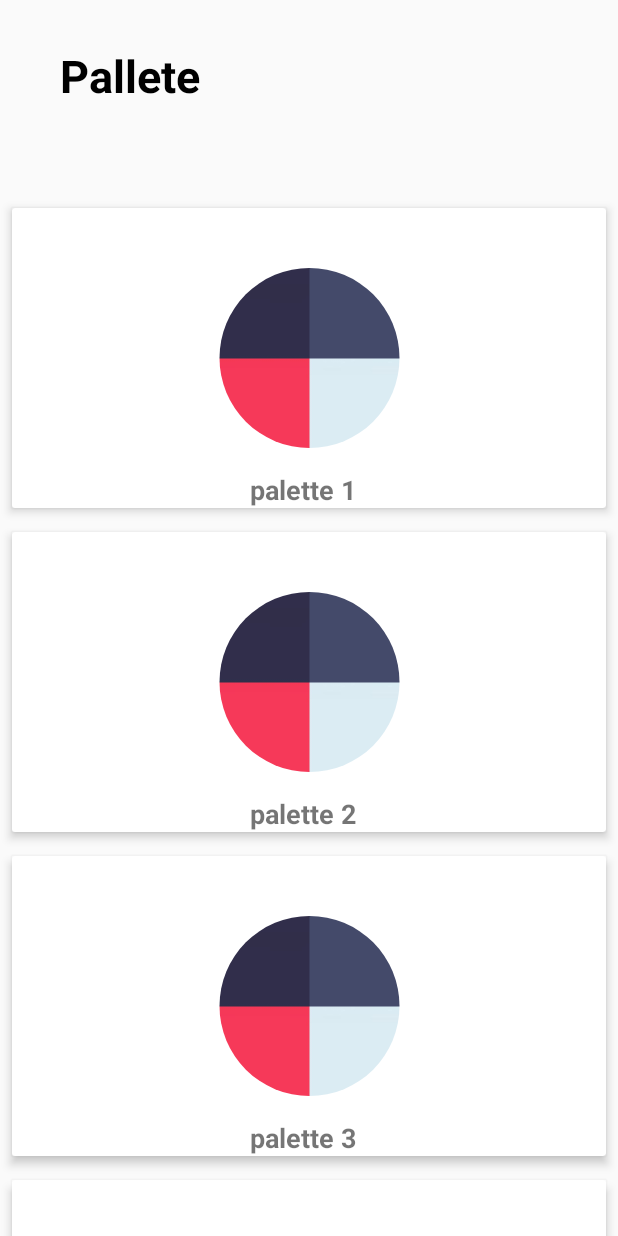
After one commit to yasatria/pc-yasataria, an Android app: the Palette1Activity screen opened directly, with no data from a screen before it, on a phone screen of 412 x 824 dp. The commit adds this screen. Run offline under Robolectric (Android 15) with nearby library versions, the phone set to English and light mode, and no system bars; our stand-ins replace CircleImageView, Picasso; pictures from the network do not load; 1 statement that could not run was skipped.

Commit message:
progress 7

```diff
--- a/app/src/main/AndroidManifest.xml
+++ b/app/src/main/AndroidManifest.xml
@@ -1,7 +1,8 @@
 <?xml version="1.0" encoding="utf-8"?>
 <manifest xmlns:android="http://schemas.android.com/apk/res/android"
     package="com.example.pc_yasataria">
-    <uses-permission android:name="android.permission.INTERNET"/>
+
+    <uses-permission android:name="android.permission.INTERNET" />
 
     <application
         android:allowBackup="true"
@@ -10,7 +11,8 @@
         android:roundIcon="@mipmap/ic_launcher_round"
         android:supportsRtl="true"
         android:theme="@style/AppTheme">
-        <activity android:name=".MenuActivity"></activity>
+        <activity android:name=".Palette1Activity"></activity>
+        <activity android:name=".MenuActivity" />
         <activity android:name=".DetailActivity" />
         <activity android:name=".MainActivity">
             <intent-filter>
--- /dev/null
+++ b/app/src/main/java/com/example/pc_yasataria/Palette1Activity.java
@@ -0,0 +1,42 @@
+package com.example.pc_yasataria;
+
+import androidx.appcompat.app.AppCompatActivity;
+import androidx.recyclerview.widget.LinearLayoutManager;
+import androidx.recyclerview.widget.RecyclerView;
+
+import android.os.Bundle;
+
+import com.example.pc_yasataria.adapter.DetailAdapter;
+import com.example.pc_yasataria.model.ItemsModel;
+
+import java.util.ArrayList;
+import java.util.List;
+
+public class Palette1Activity extends AppCompatActivity {
+
+    @Override
+    protected void onCreate(Bundle savedInstanceState) {
+        super.onCreate(savedInstanceState);
+        setContentView(R.layout.activity_palette1);
+
+        RecyclerView recyclerView = findViewById(R.id.recyclerView);
+
+        List<ItemsModel> model = new ArrayList<>();
+        model.add(new ItemsModel("https://www.colorhexa.com/283149.png","palette 1","#FFFFFF"));
+        model.add(new ItemsModel("https://www.colorhexa.com/404b69.png","palette 2","#FFFFFF"));
+        model.add(new ItemsModel("https://www.colorhexa.com/f73859.png","palette 3","#FFFFFF"));
+        model.add(new ItemsModel("https://www.colorhexa.com/dbedf3.png","palette 4","#FFFFFF"));
+//        model.add(new ItemsModel("https://i.pinimg.com/564x/49/be/30/49be30be9c967993d44168fb455bfc98.jpg","palette 4","#FFFFFF"));
+//        model.add(new ItemsModel("https://i.pinimg.com/564x/f3/92/8e/f3928e7d617edf0135475c9e3de90469.jpg","palette 5","#FFFFFF"));
+//        model.add(new ItemsModel("https://i.pinimg.com/564x/fa/da/7a/fada7a3f0af08d2aa07b18054f0bb2ad.jpg","palette 6","#FFFFFF"));
+//        model.add(new ItemsModel("https://i.pinimg.com/564x/09/ba/a7/09baa7b1ad14168dac19aef0116cf4d5.jpg","palette 7","#FFFFFF"));
+//        model.add(new ItemsModel("https://i.pinimg.com/564x/a7/91/bc/a791bc03b3c8e5f542dc5a157161b305.jpg","palette 8","#FFFFFF"));
+
+        DetailAdapter adapter = new DetailAdapter(model,this);
+        recyclerView.setAdapter(adapter);
+
+        RecyclerView.LayoutManager layoutManager = new LinearLayoutManager(this);
+        recyclerView.setLayoutManager(layoutManager);
+    }
+
+}
--- /dev/null
+++ b/app/src/main/res/layout/activity_palette1.xml
@@ -0,0 +1,33 @@
+<?xml version="1.0" encoding="utf-8"?>
+<androidx.constraintlayout.widget.ConstraintLayout xmlns:android="http://schemas.android.com/apk/res/android"
+    xmlns:app="http://schemas.android.com/apk/res-auto"
+    xmlns:tools="http://schemas.android.com/tools"
+    android:layout_width="match_parent"
+    android:layout_height="match_parent"
+    tools:context=".Palette1Activity">
+
+    <TextView
+        android:id="@+id/text_title"
+        android:layout_width="wrap_content"
+        android:layout_height="wrap_content"
+        android:text="Pallete"
+        android:textColor="#000000"
+        android:textSize="30sp"
+        android:textStyle="bold"
+        android:layout_marginTop="30dp"
+        android:layout_marginLeft="40dp"
+        app:layout_constraintLeft_toLeftOf="parent"
+        app:layout_constraintTop_toTopOf="parent"/>
+
+    <androidx.recyclerview.widget.RecyclerView
+        android:id="@+id/recyclerView"
+        android:layout_width="0dp"
+        android:layout_height="0dp"
+        android:layout_marginTop="60dp"
+        app:layout_constraintBottom_toBottomOf="parent"
+        app:layout_constraintEnd_toEndOf="parent"
+        app:layout_constraintStart_toStartOf="parent"
+        app:layout_constraintTop_toBottomOf="@+id/text_title"
+        />
+
+</androidx.constraintlayout.widget.ConstraintLayout>
--- a/app/src/main/res/layout/detail_adapter.xml
+++ b/app/src/main/res/layout/detail_adapter.xml
@@ -8,7 +8,7 @@
     android:layout_margin="8dp"
     app:cardBackgroundColor="@color/cardview_light_background"
     app:cardElevation="4dp"
-    android:id="@+id/parent_layout">
+    android:id="@+id/adapter_layout">
 
     <androidx.constraintlayout.widget.ConstraintLayout
         android:id="@+id/linearLayout"
@@ -19,14 +19,14 @@
             android:id="@+id/image_logo"
             android:layout_width="210dp"
             android:layout_height="120dp"
-            android:src="@drawable/palette2"
+            android:src="@drawable/palette1"
             app:layout_constraintBottom_toBottomOf="parent"
             app:layout_constraintEnd_toEndOf="parent"
             app:layout_constraintStart_toStartOf="parent"
             app:layout_constraintTop_toTopOf="parent" />
 
         <TextView
-            android:id="@+id/text_name"
+            android:id="@+id/text_ins"
             android:layout_width="0dp"
             android:layout_height="wrap_content"
             android:layout_marginEnd="8dp"
```
Also changed, not shown: app/src/main/java/com/example/pc_yasataria/MenuActivity.java (+25 -16 lines), app/src/main/java/com/example/pc_yasataria/adapter/DetailAdapter.java (renamed from app/src/main/java/com/example/pc_yasataria/DetailAdapter.java, +13 -19 lines), app/src/main/res/layout/activity_menu.xml (+15 -1 lines), app/src/main/res/drawable/palette1.jpeg (added), app/src/main/res/drawable/palette1.jpg (deleted), app/src/main/res/drawable/palette2.jpg (deleted), app/src/main/res/drawable/palette3.jpg (deleted), app/src/main/res/drawable/palette4.jpeg (added), app/src/main/res/drawable/palette4.jpg (deleted), app/src/main/res/drawable/palette5.jpg (deleted), app/src/main/res/drawable/palette6.jpeg (added), app/src/main/res/drawable/palette6.jpg (deleted), app/src/main/res/drawable/palette7.jpeg (added), app/src/main/res/drawable/palette7.jpg (deleted), 2 more files.
